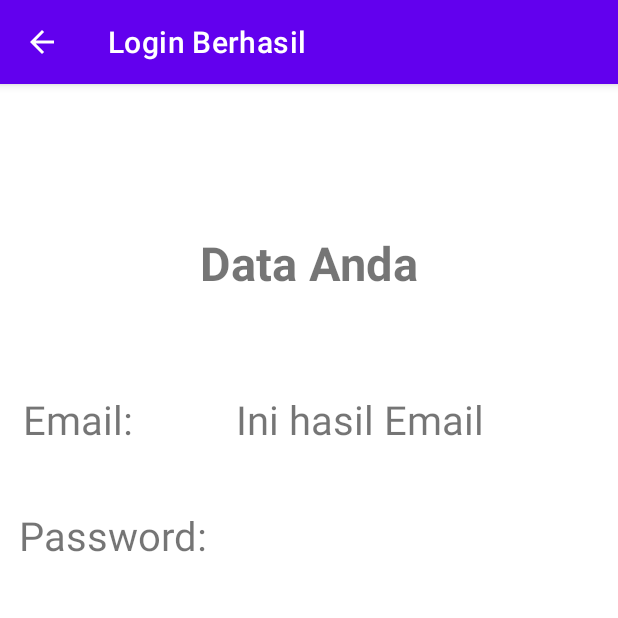
After one commit to Anggihasian009/ActivityEventB, an Android app: the ActivityHasil screen opened directly, with no data from a screen before it, on a phone screen of 412 x 824 dp, the top half of it. The commit adds this screen. Run offline under Robolectric (Android 15) with nearby library versions, the phone set to English and light mode, and no system bars; 2 statements that could not run were skipped.

Commit message:
Activity3_20200140009

```diff
--- /dev/null
+++ b/app/src/main/java/com/example/activitykelasb/ActivityHasil.java
@@ -0,0 +1,43 @@
+package com.example.activitykelasb;
+
+import android.os.Bundle;
+import android.widget.TextView;
+
+import androidx.annotation.Nullable;
+import androidx.appcompat.app.AppCompatActivity;
+
+public class ActivityHasil extends AppCompatActivity {
+    TextView txEmail, txPassword;
+    @Override
+    protected void onPostCreate( Bundle savedInstanceState) {
+        super.onPostCreate(savedInstanceState);
+        setContentView(R.layout.activity_kedua);
+
+        //Menghubungkan variabel txEmail dengan componen TextView pada layout
+        txEmail = findViewById(R.id.tvPassword);
+
+        //Menghubungkan variabel txEmail dengan componen TextView pada layout
+        txPassword = findViewById(R.id.tvPassword);
+
+         //mendeklarasikan variiabel bundle yang akan digunakan untuk mengambil
+        //pesan yang dikirimkan melalui method intent
+        Bundle bundle = getIntent().getExtras();
+
+        //membuat variabel string yang digunakan untuk menyimpan data yang
+        //dikirimkan dari activity sebelumnya dengan kunci "a"
+        String email = bundle.getString( "a");
+
+        //membuat variabel string yang digunakan untuk menyimpan data yang
+        //dikirimkan dari activity sebelumnya dengan kunci "b"
+        String pass =bundle.getString("b");
+
+        //menampilkan value dari variabel email kedalam txEmail
+        txEmail.setText(email);
+
+        //menampilkan value dari variable pass kedalam txPassword
+        txPassword.setText(pass);
+
+
+
+    }
+}
--- /dev/null
+++ b/app/src/main/res/layout/activity_kedua.xml
@@ -0,0 +1,72 @@
+<?xml version="1.0" encoding="utf-8"?>
+<androidx.constraintlayout.widget.ConstraintLayout xmlns:android="http://schemas.android.com/apk/res/android"
+    xmlns:tools="http://schemas.android.com/tools"
+    android:layout_width="match_parent"
+    android:layout_height="match_parent"
+    xmlns:app="http://schemas.android.com/apk/res-auto">
+
+    <TextView
+        android:id="@+id/textView2"
+        android:layout_width="wrap_content"
+        android:layout_height="wrap_content"
+        android:text="@string/tData"
+        android:textSize="14pt"
+        android:textStyle="bold"
+        app:layout_constraintBottom_toBottomOf="parent"
+        app:layout_constraintEnd_toEndOf="parent"
+        app:layout_constraintStart_toStartOf="parent"
+        app:layout_constraintTop_toTopOf="parent"
+        app:layout_constraintVertical_bias="0.135" />
+
+    <TextView
+        android:id="@+id/textView4"
+        android:layout_width="wrap_content"
+        android:layout_height="wrap_content"
+        android:text="@string/tEmail"
+        android:textSize="12pt"
+        app:layout_constraintBottom_toBottomOf="parent"
+        app:layout_constraintEnd_toEndOf="parent"
+        app:layout_constraintHorizontal_bias="0.045"
+        app:layout_constraintStart_toStartOf="parent"
+        app:layout_constraintTop_toBottomOf="@+id/textView2"
+        app:layout_constraintVertical_bias="0.11" />
+
+    <TextView
+        android:id="@+id/tvEmail"
+        android:layout_width="wrap_content"
+        android:layout_height="wrap_content"
+        android:text="@string/tExmail"
+        android:textSize="12pt"
+        app:layout_constraintBottom_toBottomOf="parent"
+        app:layout_constraintEnd_toEndOf="parent"
+        app:layout_constraintHorizontal_bias="0.435"
+        app:layout_constraintStart_toEndOf="@+id/textView4"
+        app:layout_constraintTop_toBottomOf="@+id/textView2"
+        app:layout_constraintVertical_bias="0.11"/>
+
+    <TextView
+        android:id="@+id/textView5"
+        android:layout_width="wrap_content"
+        android:layout_height="wrap_content"
+        android:text="@string/tPassword"
+        android:textSize="12pt"
+        app:layout_constraintBottom_toBottomOf="parent"
+        app:layout_constraintEnd_toEndOf="parent"
+        app:layout_constraintHorizontal_bias="0.045"
+        app:layout_constraintStart_toStartOf="parent"
+        app:layout_constraintTop_toBottomOf="@+id/textView4"
+        app:layout_constraintVertical_bias="0.084" />
+
+    <TextView
+        android:id="@+id/tvPassword"
+        android:layout_width="wrap_content"
+        android:layout_height="wrap_content"
+        android:text="@string/txpassword"
+        android:textSize="12pt"
+        app:layout_constraintBottom_toBottomOf="parent"
+        app:layout_constraintEnd_toEndOf="parent"
+        app:layout_constraintHorizontal_bias="0.326"
+        app:layout_constraintStart_toEndOf="@+id/textView5"
+        app:layout_constraintTop_toBottomOf="@+id/tvEmail"
+        app:layout_constraintVertical_bias="0.084" />
+</androidx.constraintlayout.widget.ConstraintLayout>
--- a/app/src/main/res/layout/activity_main.xml
+++ b/app/src/main/res/layout/activity_main.xml
@@ -62,7 +62,7 @@
         android:background="#00773F"
         android:paddingLeft="30dp"
         android:paddingRight="30dp"
-        android:text="@string/sign"
+        android:text="@string/tLogin"
         android:textColor="#ffffff"
         app:layout_constraintBottom_toBottomOf="parent"
         app:layout_constraintHorizontal_bias="0.531"
--- a/app/src/main/res/values/strings.xml
+++ b/app/src/main/res/values/strings.xml
@@ -1,7 +1,14 @@
 <resources>
     <string name="app_name">ActivityKelasB</string>
-    <string name="tEmail">Email</string>
-    <string name="tPassword">Password</string>
-    <string name="sign">Sign-In</string>
+    <string name="var1"></string>
+    <string name="bsignin">Sign-In</string>
+    <string name="tLogin">LOGIN</string>
+    <string name="tData">Data Anda </string>
+    <string name="tEmail">Email:</string>
+    <string name="tPassword">Password: </string>
+    <string name="tExmail">Ini hasil Email</string>
+    <string name="txpassword">Ini hasil Password</string>
+    <string name="label2">Login Berhasil</string>
+
 
 </resources>
```
Also changed, not shown: app/src/main/AndroidManifest.xml (+6 -1 lines), app/src/main/java/com/example/activitykelasb/MainActivity.java (+54 -18 lines).
